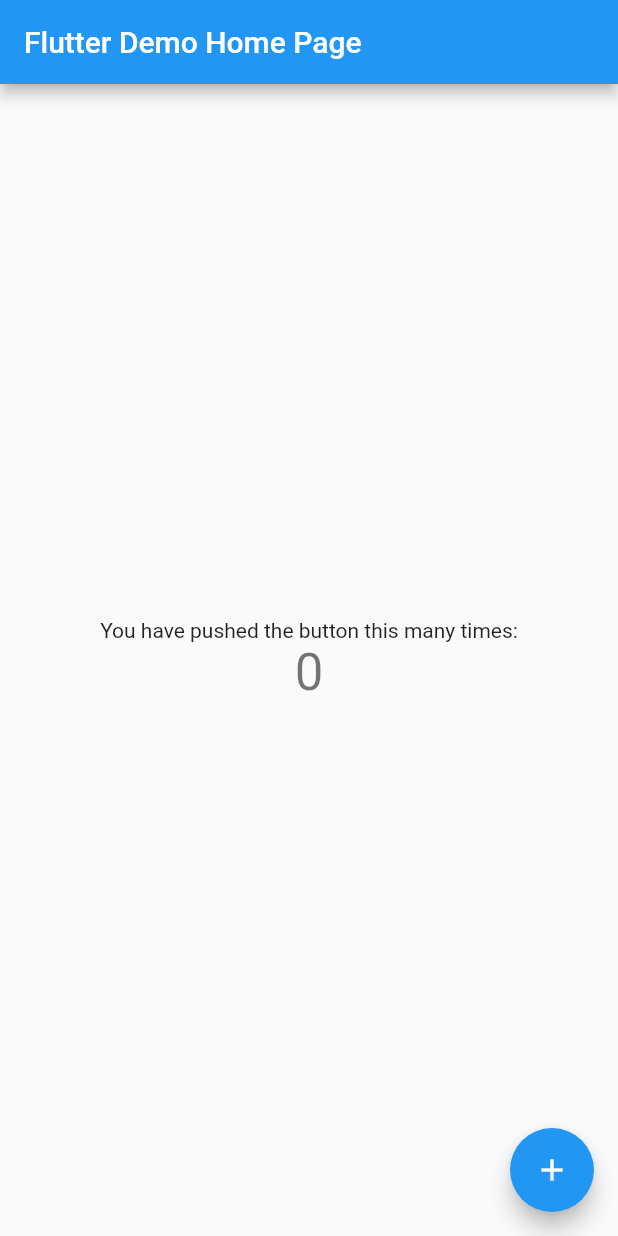
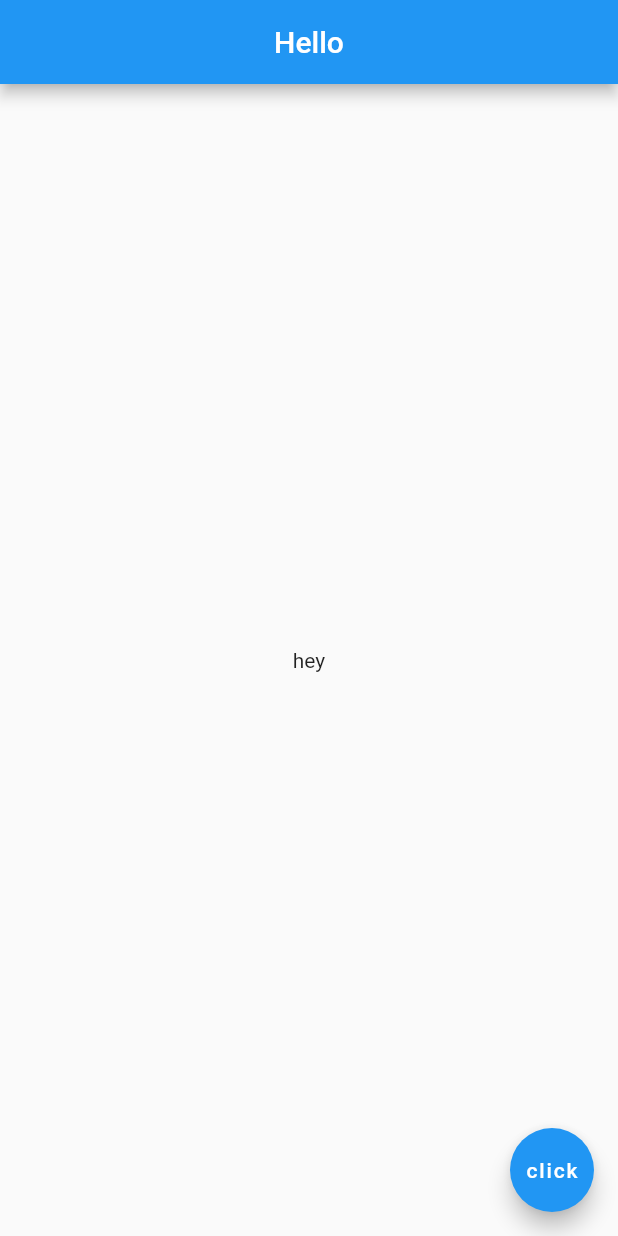
Before and after one commit to imnithish/myapp, a Flutter app: the screen it shows after launch, on a phone screen of 412 x 824 dp. Run offline on Flutter 3.47's test engine with Material 2 defaults, Android fonts, the phone set to English and light mode, and no system bars.

Commit message:
scaffold

```diff
--- a/lib/main.dart
+++ b/lib/main.dart
@@ -1,117 +1,19 @@
 import 'package:flutter/material.dart';
 
 void main() {
-  runApp(MyApp());
-}
+  runApp(MaterialApp(
+    home: Scaffold(
 
-class MyApp extends StatelessWidget {
-  // This widget is the root of your application.
-  @override
-  Widget build(BuildContext context) {
-    return MaterialApp(
-      title: 'Flutter Demo',
-      theme: ThemeData(
-        // This is the theme of your application.
-        //
-        // Try running your application with "flutter run". You'll see the
-        // application has a blue toolbar. Then, without quitting the app, try
-        // changing the primarySwatch below to Colors.green and then invoke
-        // "hot reload" (press "r" in the console where you ran "flutter run",
-        // or simply save your changes to "hot reload" in a Flutter IDE).
-        // Notice that the counter didn't reset back to zero; the application
-        // is not restarted.
-        primarySwatch: Colors.blue,
-        // This makes the visual density adapt to the platform that you run
-        // the app on. For desktop platforms, the controls will be smaller and
-        // closer together (more dense) than on mobile platforms.
-        visualDensity: VisualDensity.adaptivePlatformDensity,
-      ),
-      home: MyHomePage(title: 'Flutter Demo Home Page'),
-    );
-  }
-}
-
-class MyHomePage extends StatefulWidget {
-  MyHomePage({Key key, this.title}) : super(key: key);
-
-  // This widget is the home page of your application. It is stateful, meaning
-  // that it has a State object (defined below) that contains fields that affect
-  // how it looks.
-
-  // This class is the configuration for the state. It holds the values (in this
-  // case the title) provided by the parent (in this case the App widget) and
-  // used by the build method of the State. Fields in a Widget subclass are
-  // always marked "final".
-
-  final String title;
-
-  @override
-  _MyHomePageState createState() => _MyHomePageState();
-}
-
-class _MyHomePageState extends State<MyHomePage> {
-  int _counter = 0;
-
-  void _incrementCounter() {
-    setState(() {
-      // This call to setState tells the Flutter framework that something has
-      // changed in this State, which causes it to rerun the build method below
-      // so that the display can reflect the updated values. If we changed
-      // _counter without calling setState(), then the build method would not be
-      // called again, and so nothing would appear to happen.
-      _counter++;
-    });
-  }
-
-  @override
-  Widget build(BuildContext context) {
-    // This method is rerun every time setState is called, for instance as done
-    // by the _incrementCounter method above.
-    //
-    // The Flutter framework has been optimized to make rerunning build methods
-    // fast, so that you can just rebuild anything that needs updating rather
-    // than having to individually change instances of widgets.
-    return Scaffold(
       appBar: AppBar(
-        // Here we take the value from the MyHomePage object that was created by
-        // the App.build method, and use it to set our appbar title.
-        title: Text(widget.title),
+        title: Text("Hello"),
+        centerTitle: true,
       ),
       body: Center(
-        // Center is a layout widget. It takes a single child and positions it
-        // in the middle of the parent.
-        child: Column(
-          // Column is also a layout widget. It takes a list of children and
-          // arranges them vertically. By default, it sizes itself to fit its
-          // children horizontally, and tries to be as tall as its parent.
-          //
-          // Invoke "debug painting" (press "p" in the console, choose the
-          // "Toggle Debug Paint" action from the Flutter Inspector in Android
-          // Studio, or the "Toggle Debug Paint" command in Visual Studio Code)
-          // to see the wireframe for each widget.
-          //
-          // Column has various properties to control how it sizes itself and
-          // how it positions its children. Here we use mainAxisAlignment to
-          // center the children vertically; the main axis here is the vertical
-          // axis because Columns are vertical (the cross axis would be
-          // horizontal).
-          mainAxisAlignment: MainAxisAlignment.center,
-          children: <Widget>[
-            Text(
-              'You have pushed the button this many times:',
-            ),
-            Text(
-              '$_counter',
-              style: Theme.of(context).textTheme.headline4,
-            ),
-          ],
-        ),
+        child: Text("hey"),
       ),
       floatingActionButton: FloatingActionButton(
-        onPressed: _incrementCounter,
-        tooltip: 'Increment',
-        child: Icon(Icons.add),
-      ), // This trailing comma makes auto-formatting nicer for build methods.
-    );
-  }
+        child: Text("click")
+      ),
+    ),
+  ));
 }
```
